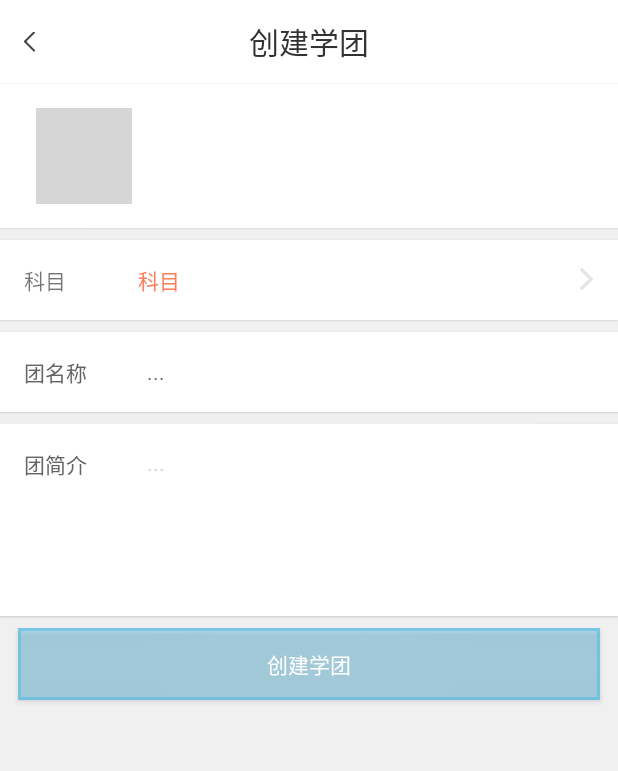
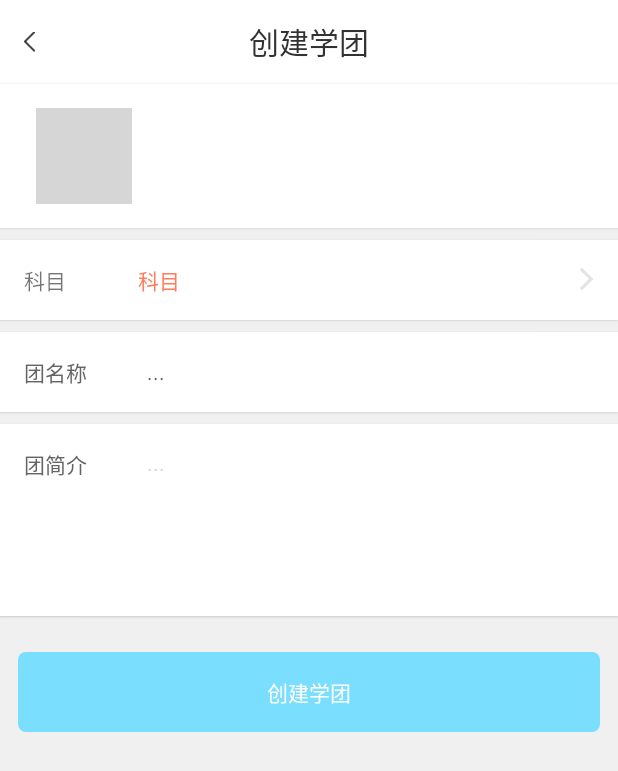
Before and after one commit to stormsign/dxj_teacher, an Android app: the CreateStudyGroupActivity screen opened directly, with no data from a screen before it, on a phone screen of 412 x 824 dp. Shown: the top 771 px of the screen. Run offline under Robolectric (Android 15) with nearby library versions, the phone set to English and light mode, and no system bars; pictures from the network do not load; 3 statements that could not run were skipped; grey boxes are pictures that could not be loaded.

Commit message:
调整界面

```diff
--- a/app/src/main/java/com/dxj/teacher/widget/TitleNavBar.java
+++ b/app/src/main/java/com/dxj/teacher/widget/TitleNavBar.java
@@ -22,9 +22,9 @@ public class TitleNavBar extends RelativeLayout {
     private TextView title;
     private RelativeLayout search_container;
     private EditText search;
-    private ImageView nav_1;
-    private ImageView nav_2;
-    private TextView nav_3;
+    public ImageView nav_1;
+    public ImageView nav_2;
+    public TextView nav_3;
 
     private boolean isSearchBar = false;
     private RelativeLayout container;
--- /dev/null
+++ b/app/src/main/res/drawable/shape_round_corner_bluebutton.xml
@@ -0,0 +1,6 @@
+<?xml version="1.0" encoding="utf-8"?>
+<shape xmlns:android="http://schemas.android.com/apk/res/android">
+    <solid android:color="@color/blue_button"/>
+   <!--  <stroke android:width="1dp" android:color="@color/white"/> -->
+    <corners android:radius="5dp"/>
+</shape>
--- a/app/src/main/res/layout/activity_createstudygroup.xml
+++ b/app/src/main/res/layout/activity_createstudygroup.xml
@@ -178,15 +178,17 @@
 
     </LinearLayout>
     </android.support.v7.widget.CardView>
-    <Button
+    <TextView
         android:id="@+id/createGroup"
         android:layout_width="match_parent"
         android:layout_height="wrap_content"
         style="@style/big_button"
         android:text="创建学团"
         android:textSize="@dimen/text_14sp"
-        android:layout_marginTop="@dimen/margin_8dp"
+        android:layout_marginTop="@dimen/margin_24dp"
         android:onClick="createGroup"
+        android:clickable="true"
+        android:padding="@dimen/padding_16dp"
         />
 
 
--- a/app/src/main/res/layout/activity_groupsetting.xml
+++ b/app/src/main/res/layout/activity_groupsetting.xml
@@ -223,12 +223,13 @@
         </android.support.v7.widget.CardView>
 
         <Button
-            android:id="@+id/enterGroup"
+            android:id="@+id/quit"
             android:layout_width="match_parent"
             android:layout_height="wrap_content"
             style="@style/big_button"
             android:text="解散学团"
             android:textSize="@dimen/text_14sp"
+            android:onClick="quit"
             />
     </LinearLayout>
 </ScrollView>
--- a/app/src/main/res/layout/layout_title.xml
+++ b/app/src/main/res/layout/layout_title.xml
@@ -71,7 +71,7 @@
             android:hint="@string/edit_search"
             android:textColorHint="@color/search_edit_969696"
             android:textSize="@dimen/text_14sp"
-            android:textColor="@color/abc_background_cache_hint_selector_material_dark"
+            android:textColor="@color/primary_text_default_material_light"
             android:padding="@dimen/padding_8dp"
             android:background="@drawable/shape_total_round_corner"
             />
--- a/app/src/main/res/values/styles.xml
+++ b/app/src/main/res/values/styles.xml
@@ -49,8 +49,9 @@
         <item name="android:layout_marginLeft">12dp</item>
         <item name="android:layout_marginRight">12dp</item>
         <item name="android:layout_marginTop">50dp</item>
-        <item name="android:background">@drawable/login_bt_selector</item>
+        <item name="android:background">@drawable/shape_round_corner_bluebutton</item>
         <item name="android:textColor">#ffffffff</item>
+        <item name="android:gravity">center</item>
     </style>
 
     <style name="popwindow_anim_slide">
@@ -94,4 +95,5 @@
         <attr name="vertical_spacing" format="dimension" />
     </declare-styleable>
 
+    <color name="blue_button">#7adeff</color>
 </resources>
```
Also changed, not shown: app/src/main/java/com/dxj/teacher/activity/GroupSettingActivity.java (+26 -21 lines), app/src/main/java/com/dxj/teacher/activity/StudyGroupDetailActivity.java (+10 -4 lines).
